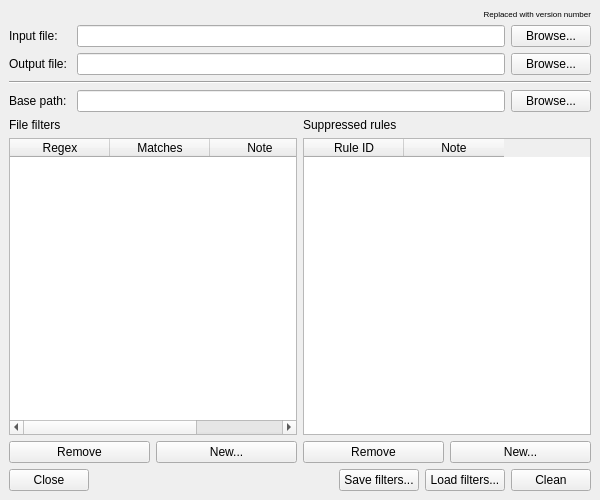
This is src/MainWindow.ui in chennes/CleanSARIF as Qt 5 draws it before an edit. The edited form follows.
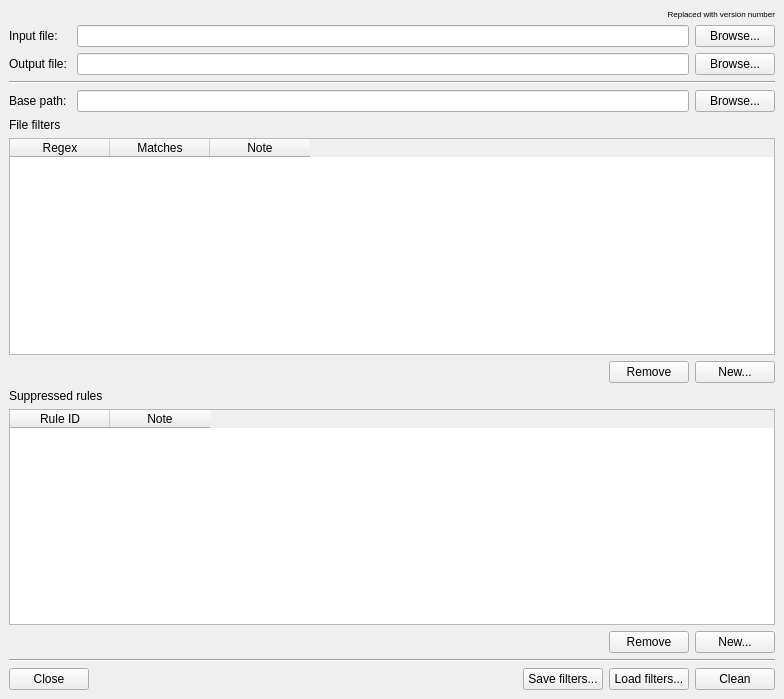
This is the edited form.

Patch:
```diff
--- a/src/MainWindow.ui
+++ b/src/MainWindow.ui
@@ -9,8 +9,8 @@
    <rect>
     <x>0</x>
     <y>0</y>
-    <width>600</width>
-    <height>500</height>
+    <width>784</width>
+    <height>699</height>
    </rect>
   </property>
   <property name="acceptDrops">
@@ -118,6 +118,24 @@
         </item>
         <item>
          <widget class="QTableWidget" name="fileFiltersTable">
+          <property name="editTriggers">
+           <set>QAbstractItemView::NoEditTriggers</set>
+          </property>
+          <property name="selectionBehavior">
+           <enum>QAbstractItemView::SelectRows</enum>
+          </property>
+          <property name="showGrid">
+           <bool>false</bool>
+          </property>
+          <property name="sortingEnabled">
+           <bool>true</bool>
+          </property>
+          <property name="wordWrap">
+           <bool>false</bool>
+          </property>
+          <property name="cornerButtonEnabled">
+           <bool>false</bool>
+          </property>
           <property name="columnCount">
            <number>3</number>
           </property>
@@ -140,6 +158,19 @@
         </item>
         <item>
          <layout class="QHBoxLayout" name="horizontalLayout">
+          <item>
+           <spacer name="horizontalSpacer_2">
+            <property name="orientation">
+             <enum>Qt::Horizontal</enum>
+            </property>
+            <property name="sizeHint" stdset="0">
+             <size>
+              <width>40</width>
+              <height>20</height>
+             </size>
+            </property>
+           </spacer>
+          </item>
           <item>
            <widget class="QPushButton" name="removeFileFilterButton">
             <property name="text">
@@ -156,10 +187,6 @@
           </item>
          </layout>
         </item>
-       </layout>
-      </item>
-      <item>
-       <layout class="QVBoxLayout" name="settingsRight">
         <item>
          <widget class="QLabel" name="suppressedRulesLabel">
           <property name="text">
@@ -169,7 +196,19 @@
         </item>
         <item>
          <widget class="QTableWidget" name="suppressedRulesTable">
+          <property name="selectionBehavior">
+           <enum>QAbstractItemView::SelectRows</enum>
+          </property>
+          <property name="showGrid">
+           <bool>false</bool>
+          </property>
           <property name="sortingEnabled">
+           <bool>true</bool>
+          </property>
+          <property name="wordWrap">
+           <bool>false</bool>
+          </property>
+          <property name="cornerButtonEnabled">
            <bool>false</bool>
           </property>
           <property name="columnCount">
@@ -189,6 +228,19 @@
         </item>
         <item>
          <layout class="QHBoxLayout" name="horizontalLayout_3">
+          <item>
+           <spacer name="horizontalSpacer_3">
+            <property name="orientation">
+             <enum>Qt::Horizontal</enum>
+            </property>
+            <property name="sizeHint" stdset="0">
+             <size>
+              <width>40</width>
+              <height>20</height>
+             </size>
+            </property>
+           </spacer>
+          </item>
           <item>
            <widget class="QPushButton" name="removeRuleButton">
             <property name="text">
@@ -209,6 +261,13 @@
       </item>
      </layout>
     </item>
+    <item>
+     <widget class="Line" name="line">
+      <property name="orientation">
+       <enum>Qt::Horizontal</enum>
+      </property>
+     </widget>
+    </item>
     <item>
      <layout class="QHBoxLayout" name="bottomButtonLayout">
       <item>
```
Left out of the diff: 2 changed lines with no effect on the pictures.
